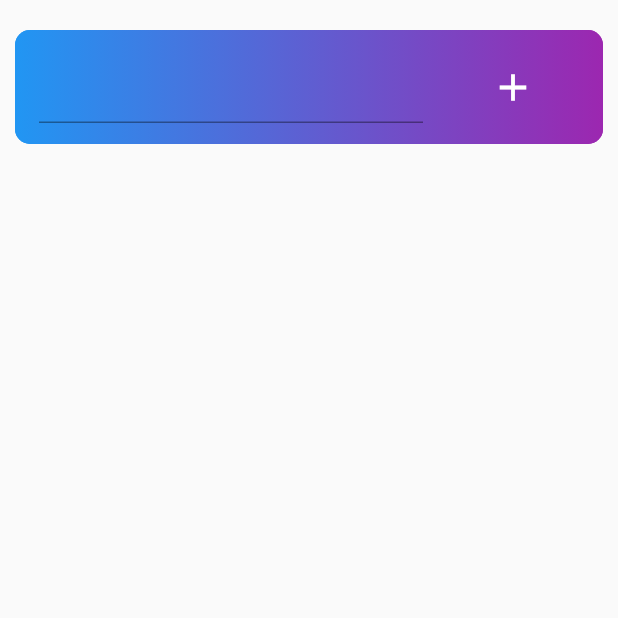
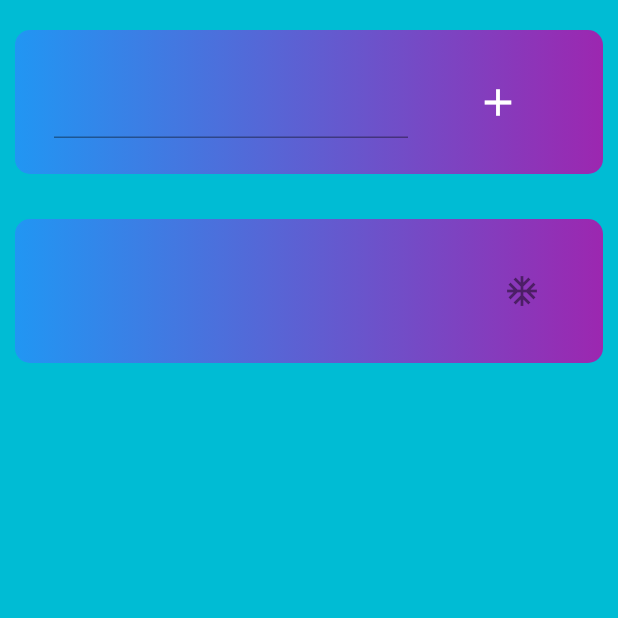
Before and after one commit to armin1440/weather-man, a Flutter app: the screen it shows after launch, after a tap on the "add" icon, on a phone screen of 412 x 824 dp, the top half of it. Run offline on Flutter 3.47's test engine with Material 2 defaults, Android fonts, the phone set to English and light mode, and no system bars; our stand-ins replace flutter_spinkit; network calls fail.

Commit message:
Cities in the CitiesScreen are shown. The weather is got after tapping on them.

```diff
--- a/lib/Interface/CitiesScreen.dart
+++ b/lib/Interface/CitiesScreen.dart
@@ -1,70 +1,81 @@
+
+import 'package:flutter/cupertino.dart';
 import 'package:flutter/material.dart';
+import 'package:learner/Interface/WeatherScreen.dart';
 import 'package:learner/logic/Weather.dart';
 import 'ColorfulBox.dart';
 
-class CitiesScreen extends StatefulWidget{
-
+class CitiesScreen extends StatefulWidget {
+  static const String id = "Cities_Screen";
   @override
   _CitiesScreenState createState() => _CitiesScreenState();
 }
 
-class _CitiesScreenState extends State<CitiesScreen>{
+class _CitiesScreenState extends State<CitiesScreen> {
+  final TextEditingController _textEditingController = TextEditingController();
   List<Weather> weatherData = List<Weather>();
   String cityName;
   List<Widget> cities = List<Widget>();
 
   @override
   Widget build(BuildContext context) {
-
-    return Scaffold(
-      body: Padding(
+    return GestureDetector(
+      // onDoubleTap:  (){ Navigator.pushNamed(context, WeatherScreen.id); } ,
+      child: Scaffold(
+        backgroundColor: Colors.cyan,
+        body: SafeArea(
+          child: Padding(
             padding: const EdgeInsets.symmetric(vertical: 20, horizontal: 10),
             child: Column(
               children: <Widget>[
-            DecoratedBox(
-              decoration: BoxDecoration(color: Colors.blueAccent, borderRadius: BorderRadius.circular(10),
-              gradient: LinearGradient(colors: [Colors.blue, Colors.purple]) ),
-              child: ColorfulBox(Padding(
-                padding: const EdgeInsets.symmetric(vertical: 10, horizontal: 0),
-                child: ListTile(
-                  title: TextField(onChanged: (value){
-                    cityName = value;
-                  },
+                ColorfulBox(ListTile(
+                  title: TextField(
+                    controller: _textEditingController,
                     style: TextStyle(fontSize: 20, color: Colors.white),),
                   trailing: FlatButton(
                     child: Icon(Icons.add, size: 30, color: Colors.white,),
-                    onPressed: (){
+                    onPressed: () {
                       setState(() {
-                        addCity(cityName);
+                        addCity(_textEditingController.text);
+                        _textEditingController.clear();
                         print(cities.length);
                       });
                     },
                   ),
                 ),
                     ),
-              )
-            ),
                 SizedBox(height: 30,),
                 Expanded(
-              child: ListView(
+                  child: ListView.builder(
                     shrinkWrap: true,
                     scrollDirection: Axis.vertical,
-                children: cities,
+                    itemCount: cities.length,
+                    itemBuilder: (context, index) => cities[index],
                   ),
                 )
               ],
             ),
           ),
+        ),
+      ),
     );
   }
 
-  void addCity(String city){
+  void addCity(String city) {
     weatherData.add(Weather(city: city));
-    Container toBeAddedCity = Container(
-      margin: const EdgeInsets.symmetric(vertical: 20, horizontal: 10),
-      child:  Text(city, style: TextStyle(fontSize: 22, color: Colors.white),),
+    cities.add(Padding(
+        child: ColorfulBox(
+            FlatButton(
+              child: ListTile(leading: Text(city, style: TextStyle(fontSize: 20, color: Colors.white),),
+                trailing: Icon(Icons.ac_unit),
+              ),
+              onPressed: (){
+                Navigator.push(context, MaterialPageRoute(builder: (BuildContext context) => WeatherScreen(Weather(city: city))) );
+              },
+            )
+        ),
+        padding: EdgeInsets.only(bottom: 10.0)
+    )
     );
-    cities.add(ColorfulBox(toBeAddedCity));
   }
-
 }
--- a/lib/Interface/ColorfulBox.dart
+++ b/lib/Interface/ColorfulBox.dart
@@ -10,7 +10,10 @@ class ColorfulBox extends StatelessWidget {
     return DecoratedBox(
       decoration: BoxDecoration(color: Colors.blueAccent, borderRadius: BorderRadius.circular(10),
       gradient: LinearGradient(colors: [Colors.blue, Colors.purple]) ),
-      child: widget
+      child: Container(
+        margin: const EdgeInsets.symmetric(vertical: 20, horizontal: 10),
+        child: widget,
+      ),
     );
   }
 }
--- a/lib/Interface/LoadingScreen.dart
+++ b/lib/Interface/LoadingScreen.dart
@@ -2,6 +2,8 @@ import 'package:flutter/material.dart';
 import 'package:flutter_spinkit/flutter_spinkit.dart';
 
 class LoadingScreen extends StatelessWidget {
+  static const String id = "Loading_Screen";
+
   final spinner = SpinKitCubeGrid(color: Colors.purple,
     size: 80,
   );
--- a/lib/Interface/WeatherScreen.dart
+++ b/lib/Interface/WeatherScreen.dart
@@ -6,13 +6,12 @@ const TextStyle informationTextStyle = TextStyle(color: Colors.white, fontSize:
 const Map jsonNotation = {'temperature': 'main temp', 'weather' : 'weather 0 main'};
 
 class WeatherScreen extends StatefulWidget {
+  static const String id = "Weather_Screen";
   final Weather cityWeather; //=  Weather(city: "Hamedan" );
 
   WeatherScreen(this.cityWeather);
-
   @override
   _WeatherScreenState createState() => _WeatherScreenState();
-
 }
 
 class _WeatherScreenState extends State<WeatherScreen> {
@@ -20,9 +19,36 @@ class _WeatherScreenState extends State<WeatherScreen> {
 
   @override
   void initState() {
+    super.initState();
     String cityName = widget.cityWeather.getCity;
     weatherDataMap = { 'city' : cityName , 'temperature' : 'N/A' , 'weather' : 'N/A' };
-    super.initState();
+    updateWeather();
+  }
+
+  void updateWeather() async{
+    String rawData = '';
+    rawData = await widget.cityWeather.getCurrentWeather();
+    int i = 0;
+    while(rawData.isEmpty && i < 5){
+      rawData = await widget.cityWeather.getCurrentWeather();
+      i++;
+    }
+    if (rawData.isNotEmpty) {
+      setState(() {
+        for (String key in weatherDataMap.keys) {
+          if(!jsonNotation.containsKey(key))
+            continue;
+          String jsonSequence = jsonNotation[key];
+          List<String> sequence = jsonSequence.split(" ");
+          weatherDataMap[key] =
+          sequence.length == 3 ?
+          jsonDecode(rawData)[sequence.elementAt(0)][int.parse(sequence.elementAt(1))]
+          [sequence.elementAt(2)] :
+          jsonDecode(rawData)[sequence.elementAt(
+              0)][sequence.elementAt(1)];
+        }
+      });
+    }
   }
 
   @override
@@ -75,31 +101,7 @@ class _WeatherScreenState extends State<WeatherScreen> {
                     decoration: BoxDecoration(borderRadius: BorderRadius.circular(30),color: Colors.deepPurple ),
                     child: FlatButton(
                       child: Text("update", style: informationTextStyle),
-                      onPressed: () async{
-                        String rawData = '';
-                        rawData = await widget.cityWeather.getCurrentWeather();
-                        int i = 0;
-                        while(rawData.isEmpty && i < 5){
-                          rawData = await widget.cityWeather.getCurrentWeather();
-                          i++;
-                        }
-                        if (rawData.isNotEmpty) {
-                          setState(() {
-                            for (String key in weatherDataMap.keys) {
-                              if(!jsonNotation.containsKey(key))
-                                continue;
-                              String jsonSequence = jsonNotation[key];
-                              List<String> sequence = jsonSequence.split(" ");
-                              weatherDataMap[key] =
-                              sequence.length == 3 ?
-                              jsonDecode(rawData)[sequence.elementAt(0)][int.parse(sequence.elementAt(1))]
-                              [sequence.elementAt(2)] :
-                              jsonDecode(rawData)[sequence.elementAt(
-                                  0)][sequence.elementAt(1)];
-                            }
-                          });
-                        }
-                      }
+                      onPressed: () => updateWeather(),
                     ),
                   ),
                 ),
--- a/lib/logic/Weather.dart
+++ b/lib/logic/Weather.dart
@@ -3,9 +3,9 @@ import 'dart:io';
 
 import 'HttpRequestManager.dart';
 
-//This class has information about weather forecast of a certain city
+//This class contains information about weather forecast of a certain city.
 class Weather{
-  var _weatherForecast;
+  // var _weatherForecast;
   String _city;
   HttpRequestManager _requestManager;
 
--- a/lib/main.dart
+++ b/lib/main.dart
@@ -19,14 +19,13 @@ class _MyAppState extends State<MyApp> {
 
   @override
   Widget build(BuildContext context) {
-    return(
-      MaterialApp(
-        home: SafeArea(
-          child: Scaffold(
-            body: CitiesScreen()
-          ),
-        ),
-      )
+    return MaterialApp(
+        initialRoute: CitiesScreen.id ,
+        routes: {
+          LoadingScreen.id: (context) => LoadingScreen(),
+          CitiesScreen.id: (context) => CitiesScreen(),
+          WeatherScreen.id: (context) => WeatherScreen(weather),
+        },
     );
   }
 }
```
Lines whose indentation alone changed are shown as unchanged.
